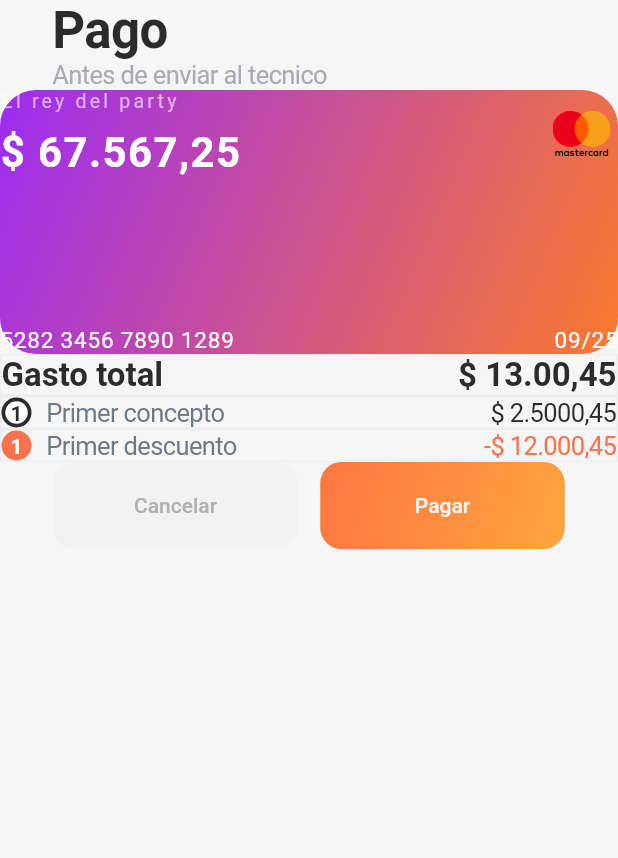
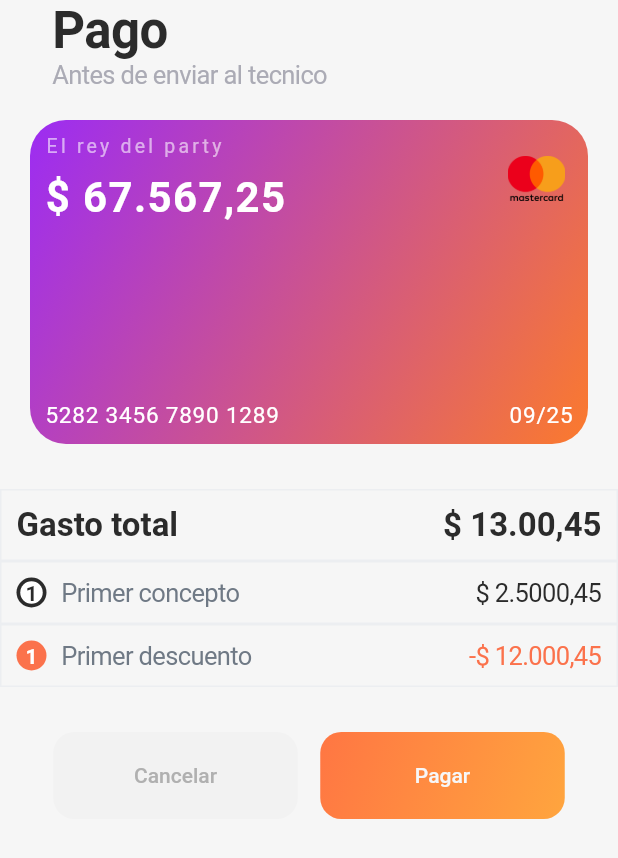
Before and after one commit to Juanesdn/HomeTechFlutterApp, a Flutter app: the PaymentScreen screen opened directly, on a phone screen of 412 x 824 dp. Shown: the top 858 px of the screen. Run offline on Flutter 3.47's test engine with Material 2 defaults, Android fonts, the phone set to English and light mode, and no system bars; our stand-ins replace table_calendar.

```diff
--- a/lib/screens/payment/payment_screen.dart
+++ b/lib/screens/payment/payment_screen.dart
@@ -54,8 +54,6 @@ class _PaymentScreenState extends State<PaymentScreen> {
           ),
           gradient: secundaryGradientColor,
         ),
-        child: Padding(
-            padding: EdgeInsets.all(0),
         child: Column(
           children: [
             Row(
@@ -64,22 +62,31 @@ class _PaymentScreenState extends State<PaymentScreen> {
                 Column(
                   crossAxisAlignment: CrossAxisAlignment.start,
                   children: [
-                        Text(
+                    Padding(
+                      padding: EdgeInsets.fromLTRB(10, 10, 10, 0),
+                      child: Text(
                         "El rey del party",
                         textAlign: TextAlign.left,
                         style: cardNameTextStyle(),
                       ),
+                    ),
                     SizedBox(
                       height: 10,
                     ),
-                        Text(
+                    Padding(
+                      padding: EdgeInsets.fromLTRB(10, 0, 10, 10),
+                      child: Text(
                         "\$ 67.567,25",
                         textAlign: TextAlign.left,
                         style: cardBalanceTextStyle(),
                       ),
+                    ),
                   ],
                 ),
-                    mastercardLogo(),
+                Padding(
+                  padding: EdgeInsets.all(10),
+                  child: mastercardLogo(),
+                ),
               ],
             ),
             SizedBox(
@@ -88,20 +95,26 @@ class _PaymentScreenState extends State<PaymentScreen> {
             Row(
               mainAxisAlignment: MainAxisAlignment.spaceBetween,
               children: [
-                    Text(
+                Padding(
+                  padding: EdgeInsets.all(10),
+                  child: Text(
                     "5282 3456 7890 1289",
                     textAlign: TextAlign.left,
                     style: cardBottomTextStyle(),
                   ),
-                    Text(
+                ),
+                Padding(
+                  padding: EdgeInsets.all(10),
+                  child: Text(
                     "09/25",
                     textAlign: TextAlign.right,
                     style: cardBottomTextStyle(),
                   ),
+                ),
               ],
             )
           ],
-            )),
+        ),
       );
 
   visaLogo() => Image.asset(
@@ -211,6 +224,8 @@ class _PaymentScreenState extends State<PaymentScreen> {
         children: [
           Container(
             decoration: greyBorderBoxDecoration(),
+            child: Padding(
+              padding: EdgeInsets.all(10),
               child: Row(
                 mainAxisAlignment: MainAxisAlignment.spaceBetween,
                 children: [
@@ -227,15 +242,22 @@ class _PaymentScreenState extends State<PaymentScreen> {
                 ],
               ),
             ),
+          ),
           Container(
             decoration: greyBorderBoxDecoration(),
+            child: Padding(
+              padding: EdgeInsets.all(10),
               child: conceptoANDdescuentoRow(
                   "1", "Primer concepto", "\$ 2.5000,45", "Concepto"),
             ),
+          ),
           Container(
             decoration: greyBorderBoxDecoration(),
+            child: Padding(
+              padding: EdgeInsets.all(10),
               child: conceptoANDdescuentoRow(
                   "1", "Primer descuento", "-\$ 12.000,45", "Descuento"),
+            ),
           ),
         ],
       );
@@ -323,9 +345,17 @@ class _PaymentScreenState extends State<PaymentScreen> {
               children: <Widget>[
                 defaultText("Pago"),
                 defaultText("Antes de enviar al tecnico"),
-                cardContainer(),
-                gastoTotalColum(),
-                Row(
+                Padding(
+                  padding: EdgeInsets.all(20),
+                  child: cardContainer(),
+                ),
+                Padding(
+                  padding: EdgeInsets.fromLTRB(0, 10, 0, 10),
+                  child: gastoTotalColum(),
+                ),
+                Padding(
+                  padding: EdgeInsets.all(20),
+                  child: Row(
                     mainAxisAlignment: MainAxisAlignment.center,
                     children: <Widget>[
                       defaultButton("Cancelar"),
@@ -335,6 +365,7 @@ class _PaymentScreenState extends State<PaymentScreen> {
                       defaultButton("Pagar"),
                     ],
                   ),
+                ),
               ],
             ),
           ),
```
Also changed, not shown: lib/screens/calendarPlanning/calendar_planning_screen.dart (added, +120 -0 lines), lib/screens/calendarPlanning/range_calendar.dart (added, +95 -0 lines), pubspec.yaml (+26 -24 lines), pubspec.lock. Lines whose indentation alone changed are shown as unchanged.
